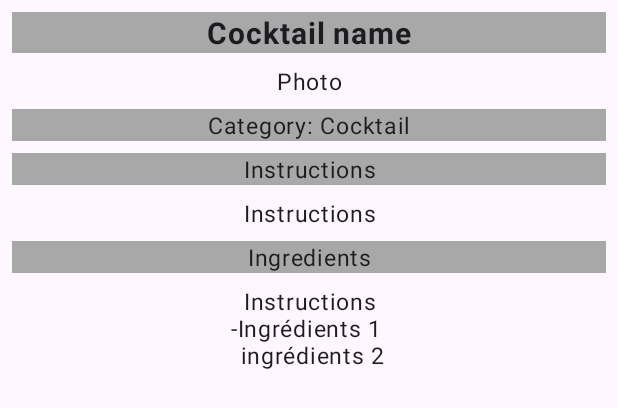
After one commit to rebeccapnt/CocktailApp, an Android app: the layout fragment_cocktail_detail.xml on its own in the app's theme, with its tools: preview values and no code run, on a phone screen of 412 x 824 dp. The commit adds this screen. Shown: the top 408 px of the screen. Run offline under Robolectric (Android 15) with nearby library versions, the phone set to English and light mode, and no system bars.

Commit message:
[feat] init cocktail detail

```diff
--- a/app/src/main/AndroidManifest.xml
+++ b/app/src/main/AndroidManifest.xml
@@ -13,7 +13,7 @@
         android:theme="@style/Theme.CocktailTemplate"
         tools:targetApi="31">
         <activity
-            android:name="ui.cocktaildetails.CocktailActivity"
+            android:name=".ui.cocktaildetails.CocktailActivity"
             android:exported="false" />
         <activity
             android:name=".MainActivity"
--- a/app/src/main/java/core/model/Category.kt
+++ b/app/src/main/java/com/example/cocktailtemplate/core/model/Category.kt
@@ -1,4 +1,4 @@
-package core.model
+package com.example.cocktailtemplate.core.model
 
 class Category {
 
--- a/app/src/main/java/core/model/Cocktail.kt
+++ b/app/src/main/java/com/example/cocktailtemplate/core/model/Cocktail.kt
@@ -1,4 +1,4 @@
-package core.model
+package com.example.cocktailtemplate.core.model
 
 import com.google.gson.annotations.SerializedName
 
--- a/app/src/main/java/core/service/CategoriesFetcher.kt
+++ b/app/src/main/java/com/example/cocktailtemplate/core/service/CategoriesFetcher.kt
@@ -1,6 +1,6 @@
-package core.service
+package com.example.cocktailtemplate.core.service
 
-import core.model.Category
+import com.example.cocktailtemplate.core.model.Category
 
 class CategoriesFetcher {
 
--- a/app/src/main/java/ui/cocktaildetails/CocktailActivity.kt
+++ b/app/src/main/java/com/example/cocktailtemplate/ui/cocktaildetails/CocktailActivity.kt
@@ -1,4 +1,4 @@
-package ui.cocktaildetails
+package com.example.cocktailtemplate.ui.cocktaildetails
 
 import androidx.appcompat.app.AppCompatActivity
 import android.os.Bundle
--- a/app/src/main/res/layout/activity_cocktail.xml
+++ b/app/src/main/res/layout/activity_cocktail.xml
@@ -4,6 +4,6 @@
     xmlns:tools="http://schemas.android.com/tools"
     android:layout_width="match_parent"
     android:layout_height="match_parent"
-    tools:context="ui.cocktaildetails.CocktailActivity">
+    tools:context=".ui.cocktaildetails.CocktailActivity">
 
 </androidx.constraintlayout.widget.ConstraintLayout>
--- a/app/src/main/res/layout/fragment_categories.xml
+++ b/app/src/main/res/layout/fragment_categories.xml
@@ -2,7 +2,7 @@
     xmlns:tools="http://schemas.android.com/tools"
     android:layout_width="match_parent"
     android:layout_height="match_parent"
-    tools:context="ui.CategoriesFragment">
+    tools:context=".ui.CategoriesFragment">
 
     <!-- TODO: Update blank fragment layout -->
     <TextView
--- /dev/null
+++ b/app/src/main/res/layout/fragment_cocktail_detail.xml
@@ -0,0 +1,83 @@
+<androidx.constraintlayout.widget.ConstraintLayout xmlns:android="http://schemas.android.com/apk/res/android"
+    xmlns:tools="http://schemas.android.com/tools"
+    android:layout_width="match_parent"
+    android:layout_height="match_parent"
+    xmlns:app="http://schemas.android.com/apk/res-auto"
+    tools:context=".ui.cocktaildetails.CocktailDetail">
+
+    <!-- TODO: Update blank fragment layout -->
+    <com.google.android.material.textview.MaterialTextView
+        android:id="@+id/cocktail_name_detail"
+        style="@style/title_display"
+        android:background="#A8A8A8"
+        android:layout_width="match_parent"
+        android:layout_height="wrap_content"
+        android:text="Cocktail name"
+        android:autoSizeMinTextSize="12sp"
+        android:autoSizeMaxTextSize="100sp"
+        app:layout_constraintEnd_toEndOf="parent"
+        app:layout_constraintStart_toStartOf="parent"
+        app:layout_constraintTop_toTopOf="parent" />
+    <com.google.android.material.textview.MaterialTextView
+        android:id="@+id/cocktail_photo_detail"
+        style="@style/description_display"
+        android:layout_width="match_parent"
+        android:layout_height="wrap_content"
+        android:text="Photo"
+        app:layout_constraintTop_toBottomOf="@id/cocktail_name_detail">
+    </com.google.android.material.textview.MaterialTextView>
+    <com.google.android.material.textview.MaterialTextView
+        android:id="@+id/cocktail_category_detail"
+        style="@style/description_display"
+        android:layout_width="match_parent"
+        android:layout_height="wrap_content"
+        android:text="Category: Cocktail"
+        android:background="#A8A8A8"
+        app:layout_constraintTop_toBottomOf="@id/cocktail_photo_detail">
+    </com.google.android.material.textview.MaterialTextView>
+    <com.google.android.material.textview.MaterialTextView
+        android:id="@+id/cocktail_glass_detail"
+        style="@style/description_display"
+        android:layout_width="match_parent"
+        android:layout_height="wrap_content"
+        android:text="Served in: Glass"
+        android:background=" 	#A8A8A8"
+        app:layout_constraintTop_toBottomOf="@id/cocktail_category_detail">
+    </com.google.android.material.textview.MaterialTextView>
+    <com.google.android.material.textview.MaterialTextView
+        android:id="@+id/cocktail_instruction_title_detail"
+        style="@style/description_display"
+        android:layout_width="match_parent"
+        android:layout_height="wrap_content"
+        android:text="Instructions"
+        android:background=" 	#A8A8A8"
+        app:layout_constraintTop_toBottomOf="@id/cocktail_category_detail">
+    </com.google.android.material.textview.MaterialTextView>
+    <com.google.android.material.textview.MaterialTextView
+        android:id="@+id/cocktail_instruction_detail"
+        style="@style/description_display"
+        android:layout_width="match_parent"
+        android:layout_height="wrap_content"
+        android:text="Instructions"
+        app:layout_constraintTop_toBottomOf="@id/cocktail_instruction_title_detail">
+    </com.google.android.material.textview.MaterialTextView>
+    <com.google.android.material.textview.MaterialTextView
+        android:id="@+id/cocktail_ingredients_title_detail"
+        style="@style/description_display"
+        android:layout_width="match_parent"
+        android:layout_height="wrap_content"
+        android:text="Ingredients"
+        android:background=" 	#A8A8A8"
+        app:layout_constraintTop_toBottomOf="@id/cocktail_instruction_detail">
+    </com.google.android.material.textview.MaterialTextView>
+
+<com.google.android.material.textview.MaterialTextView
+    android:id="@+id/cocktail_ingredients_detail"
+    style="@style/description_display"
+    android:layout_width="match_parent"
+    android:layout_height="wrap_content"
+    android:text="Instructions\n-Ingrédients 1 \n ingrédients 2"
+    app:layout_constraintTop_toBottomOf="@id/cocktail_ingredients_title_detail">
+
+</com.google.android.material.textview.MaterialTextView>
+</androidx.constraintlayout.widget.ConstraintLayout>
--- a/app/src/main/res/values/themes.xml
+++ b/app/src/main/res/values/themes.xml
@@ -6,4 +6,28 @@
     </style>
 
     <style name="Theme.CocktailTemplate" parent="Base.Theme.CocktailTemplate" />
+
+        <style name="text_input" parent="Widget.MaterialComponents.TextInputLayout.OutlinedBox">
+            <item name="android:layout_margin">8dp</item>
+        </style>
+        <style name="button">
+            <item name="android:layout_margin">8dp</item>
+            <item name="android:gravity">center</item>
+        </style>
+        <style name="description_display" parent="@style/TextAppearance.MaterialComponents.Body1">
+            <item name="android:layout_margin">8dp</item>
+            <item name="android:gravity">center</item>
+            <item name="android:layout_height">40dp</item>
+            <item name="android:textSize">15sp</item>
+        </style>
+        <style name="title_display" parent="@style/TextAppearance.MaterialComponents.Body1">
+            <item name="android:layout_margin">8dp</item>
+            <item name="android:gravity">center</item>
+            <item name="android:layout_height">40dp</item>
+            <item name="android:textSize">20sp</item>
+            <item name="android:textStyle">bold</item>
+        </style>
+        <style name="screen_layout_margin">
+            <item name="android:layout_margin">12dp</item>
+        </style>
 </resources>
```
Also changed, not shown: app/src/main/java/com/example/cocktailtemplate/ui/CategoriesFragment.kt (added, +60 -0 lines), app/src/main/java/com/example/cocktailtemplate/ui/cocktaildetails/CocktailDetail.kt (renamed from app/src/main/java/ui/CategoriesFragment.kt, +6 -6 lines), app/src/main/res/layout/activity_main.xml (deleted, +0 -18 lines).
